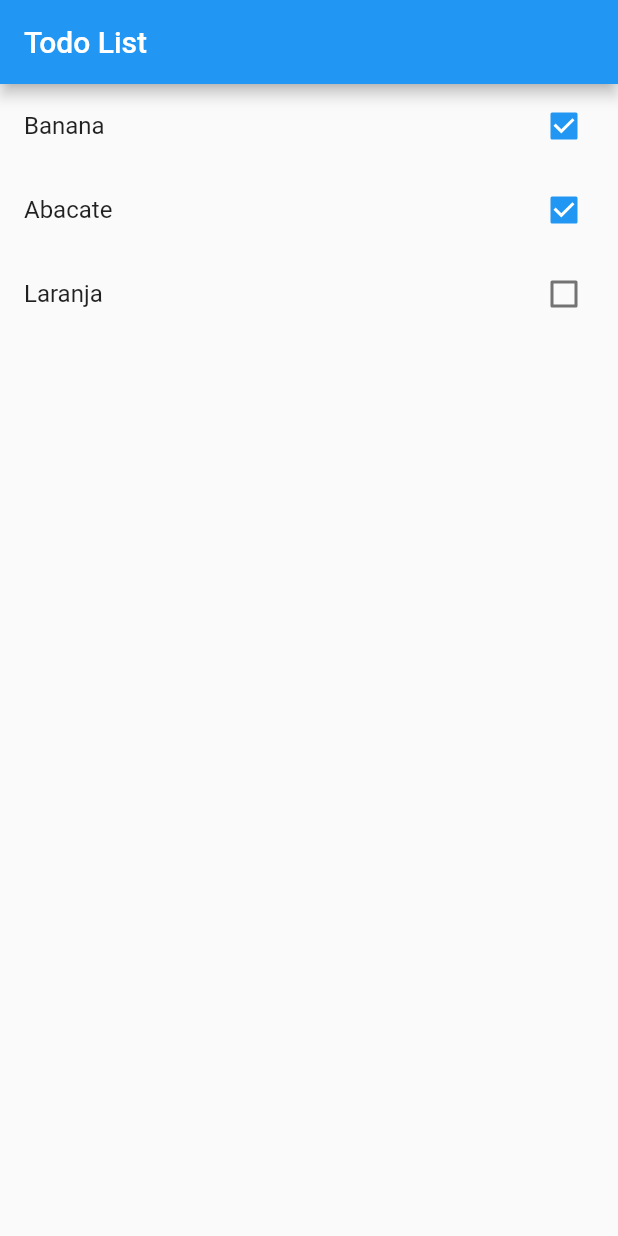
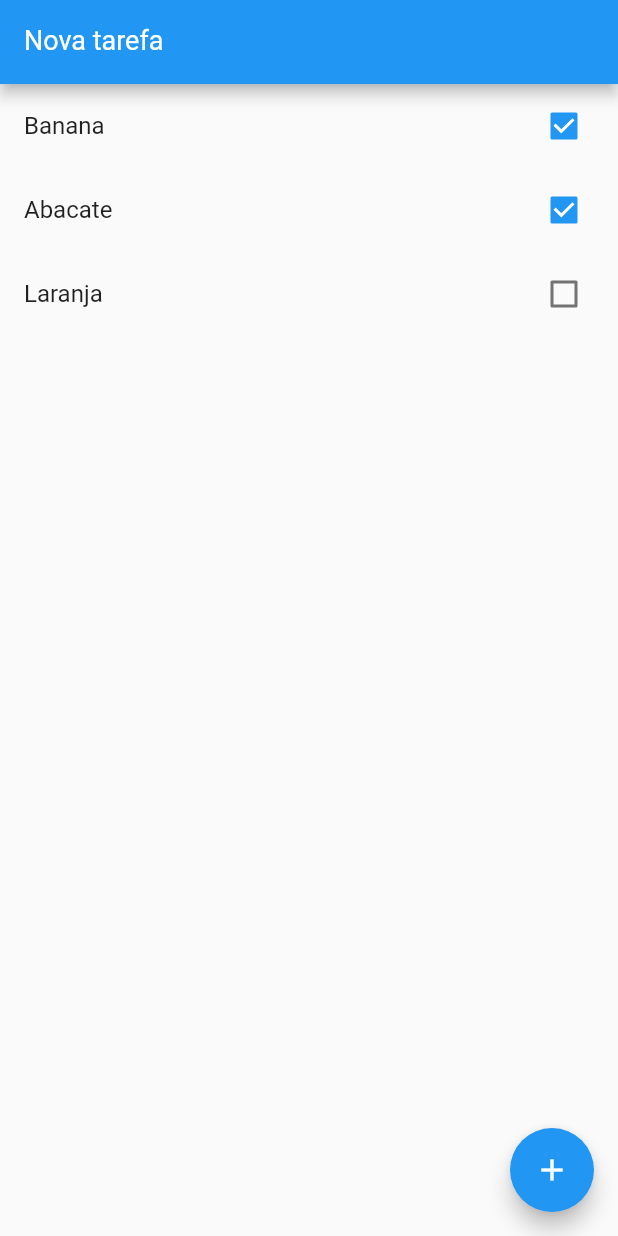
Before and after one commit to armandobretas/flutter, a Flutter app: the screen it shows after launch, on a phone screen of 412 x 824 dp. Run offline on Flutter 3.47's test engine with Material 2 defaults, Android fonts, the phone set to English and light mode, and no system bars.

Commit message:
Todo List Add Item

```diff
--- a/lib/main.dart
+++ b/lib/main.dart
@@ -16,8 +16,8 @@ class App extends StatelessWidget {
 
 class HomePage extends StatefulWidget {
   var items = new List<Item>();
-  HomePage(){
-    items=[];
+  HomePage() {
+    items = [];
     items.add(Item(title: 'Banana', done: true));
     items.add(Item(title: 'Abacate', done: true));
     items.add(Item(title: 'Laranja', done: false));
@@ -28,11 +28,36 @@ class HomePage extends StatefulWidget {
 }
 
 class _HomePageState extends State<HomePage> {
+  var newTaskCtrl = TextEditingController();
+
+  void add() {
+
+    if(newTaskCtrl.text.isEmpty) return;
+
+    setState(() {
+      widget.items.add(Item(title: newTaskCtrl.text, done: false));
+      newTaskCtrl.clear();
+    });
+  }
+
   @override
   Widget build(BuildContext context) {
     return Scaffold(
       appBar: AppBar(
-        title: Text("Todo List"),
+        title: TextFormField(
+          controller: newTaskCtrl,
+          keyboardType: TextInputType.text,
+          style: TextStyle(
+            color: Colors.white,
+            fontSize: 18,
+          ),
+          decoration: InputDecoration(
+            labelText: "Nova tarefa",
+            labelStyle: TextStyle(
+              color: Colors.white,
+            ),
+          ),
+        ),
       ),
       body: ListView.builder(
         itemCount: widget.items.length,
@@ -42,14 +67,19 @@ class _HomePageState extends State<HomePage> {
             title: Text(item.title),
             key: Key(item.title),
             value: item.done,
-            onChanged: (value){
-              setState((){
-                item.done= value;
+            onChanged: (value) {
+              setState(() {
+                item.done = value;
               });
             },
           );
         },
       ),
+      floatingActionButton: FloatingActionButton(
+        onPressed: add,
+        child: Icon(Icons.add),
+        backgroundColor: Colors.blue,
+      ),
     );
   }
 }
```
